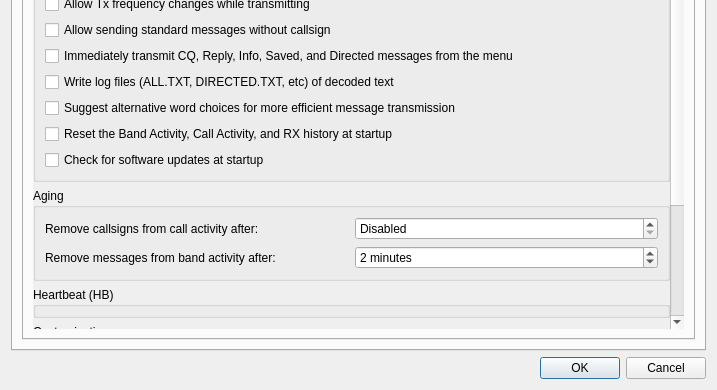
Above: JS8_UI/Configuration.ui from avantol/JS8Call-Subspace-Mode before the change; both pictures show x 0 to 717 and y 210 to 600 of the 717 by 600 pixel window. Below: the same form after it.
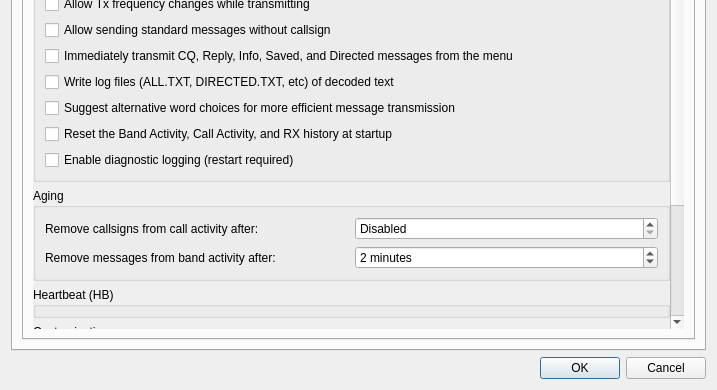
That is the form after the change. The open tabs and pages were chosen to show the change. Custom widgets are drawn as their Qt base class.

Commit message: Build 63: Diagnostic logging, sync FT2 decoder, type-ahead, dedup fix

The edit to the form file:
```diff
--- a/JS8_UI/Configuration.ui
+++ b/JS8_UI/Configuration.ui
@@ -435,7 +435,7 @@
                   <item>
                    <widget class="QCheckBox" name="checkForUpdates_checkBox">
                     <property name="text">
-                     <string>Check for software updates at startup</string>
+                     <string>Enable diagnostic logging (restart required)</string>
                     </property>
                    </widget>
                   </item>
```
Left out of the diff: 4 changed lines with no effect on the pictures. The commit also changes 9 other files.
